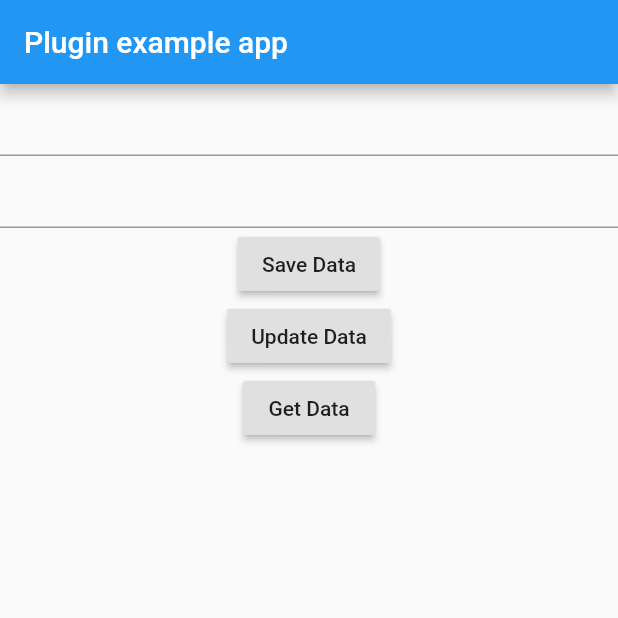
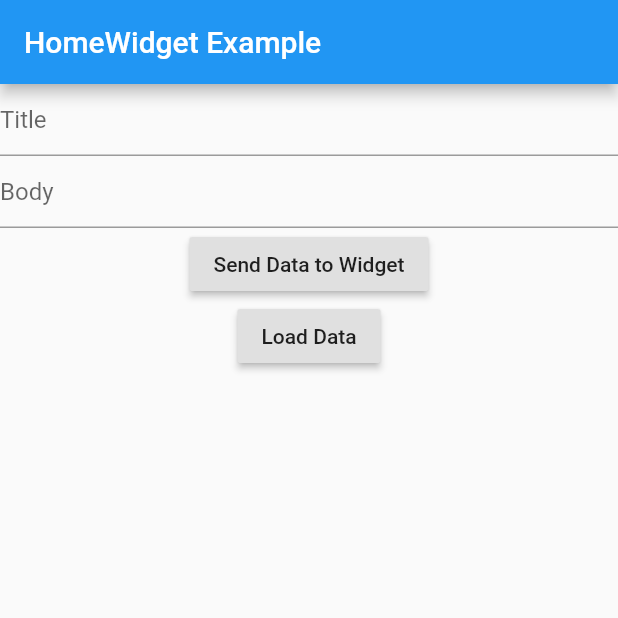
Before and after one commit to ABausG/home_widget, a Flutter app: the screen it shows after launch, on a phone screen of 412 x 824 dp, the top half of it. Run offline on Flutter 3.47's test engine with Material 2 defaults, Android fonts, the phone set to English and light mode, and no system bars; statements that could not run were skipped.

Commit message:
Extend Example

```diff
--- a/example/lib/main.dart
+++ b/example/lib/main.dart
@@ -30,12 +30,11 @@ class _MyAppState extends State<MyApp> {
     super.dispose();
   }
 
-  Future<void> _sendTestData() async {
+  Future<void> _sendData() async {
     try {
       return Future.wait([
         HomeWidget.saveWidgetData<String>('title', _titleController.text),
         HomeWidget.saveWidgetData<String>('message', _messageController.text),
-        HomeWidget.saveWidgetData<int>('number', 3),
       ]);
     } on PlatformException catch (exception) {
       debugPrint('Error Sending Data. $exception');
@@ -50,16 +49,20 @@ class _MyAppState extends State<MyApp> {
     }
   }
 
-  Future<void> _logData() async {
+  Future<void> _loadData() async {
     try {
       return Future.wait([
-        HomeWidget.getWidgetData<String>('title', defaultValue: 'Default Title').then((value) => debugPrint('Title $value')),
-        HomeWidget.getWidgetData<String>('message', defaultValue: 'Default Message').then((value) => debugPrint('Message $value')),
-        HomeWidget.getWidgetData<int>('number',).then((value) => debugPrint('Number $value')),
+        HomeWidget.getWidgetData<String>('title', defaultValue: 'Default Title').then((value) => _titleController.text = value),
+        HomeWidget.getWidgetData<String>('message', defaultValue: 'Default Message').then((value) => _messageController.text = value),
       ]);
     } on PlatformException catch (exception) {
       debugPrint('Error Getting Data. $exception');
     }
+  }
+
+  Future<void> _sendAndUpdate() async {
+    await _sendData();
+    await _updateWidget();
   }
 
   @override
@@ -67,22 +70,25 @@ class _MyAppState extends State<MyApp> {
     return MaterialApp(
       home: Scaffold(
         appBar: AppBar(
-          title: const Text('Plugin example app'),
+          title: const Text('HomeWidget Example'),
         ),
         body: Center(
           child: Column(
             children: [
               TextField(
+                decoration: InputDecoration(
+                  hintText: 'Title',
+                ),
                 controller: _titleController,
               ),
               TextField(
+                decoration: InputDecoration(
+                  hintText: 'Body',
+                ),
                 controller: _messageController,
               ),
-              RaisedButton(onPressed: _sendTestData, child: Text('Save Data')),
-              RaisedButton(
-                  onPressed: _updateWidget, child: Text('Update Data')),
-              RaisedButton(
-                  onPressed: _logData, child: Text('Get Data')),
+              RaisedButton(onPressed: _sendAndUpdate, child: Text('Send Data to Widget')),
+              RaisedButton(onPressed: _loadData, child: Text('Load Data')),
             ],
           ),
         ),
```
